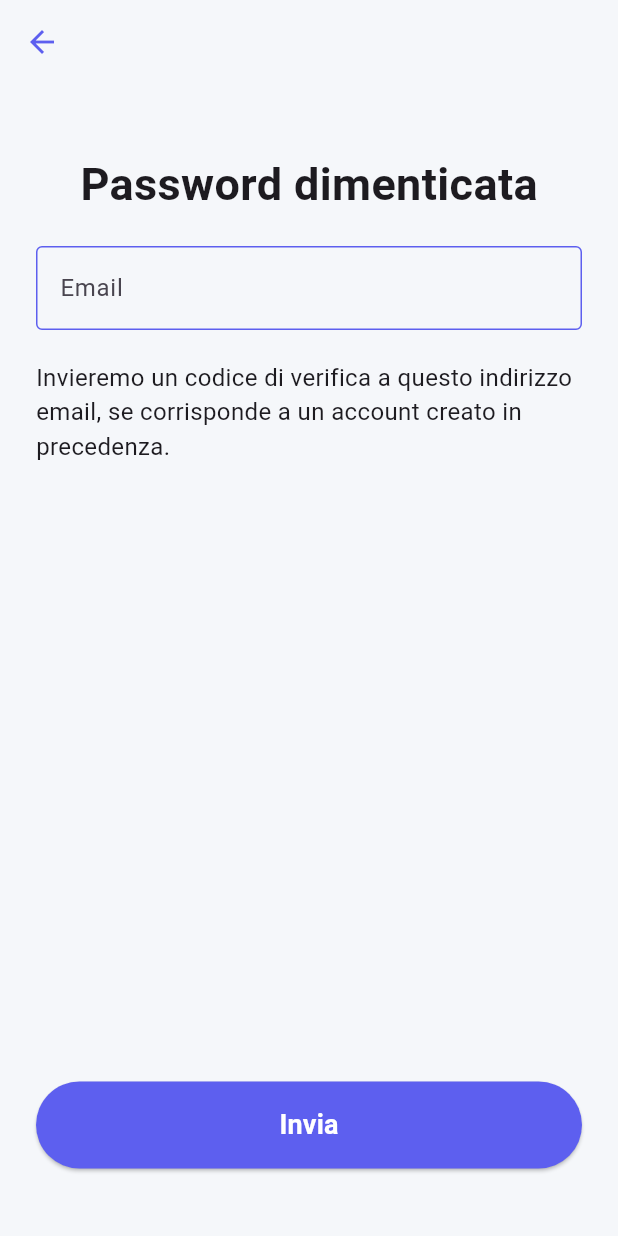
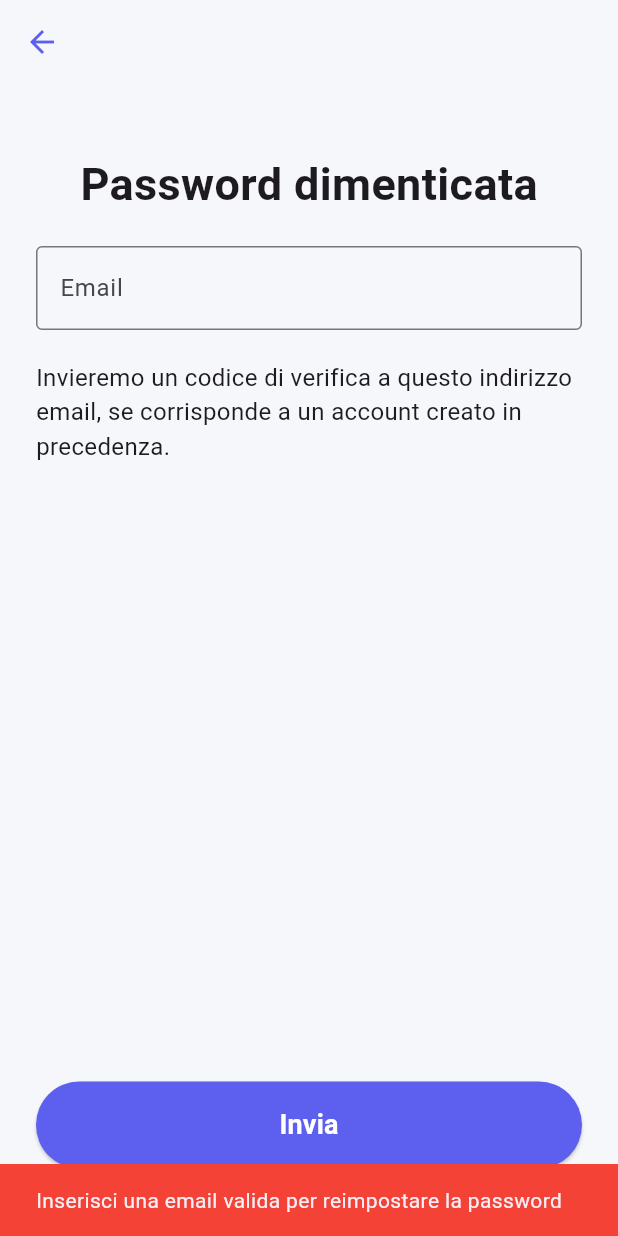
Before and after one commit to anish77/PharmaBox, a Flutter app: the ForgotPassword screen opened directly, after a tap on "Invia", on a phone screen of 412 x 824 dp. Run offline on Flutter 3.47's test engine with Material 3 defaults, Android fonts, the phone set to English and light mode, and no system bars; our stand-ins replace cloud_firestore, firebase_auth, firebase_core, flutter_riverpod, logger, toggle_switch; accounts and stored records are empty.

Commit message:
gestire il forgot password

```diff
--- a/lib/screens/forgot_password.dart
+++ b/lib/screens/forgot_password.dart
@@ -1,10 +1,93 @@
+import 'package:firebase_auth/firebase_auth.dart';
 import 'package:flutter/material.dart';
 import 'package:pharma_box/data/constants.dart';
 import 'package:pharma_box/widgets/custom_button.dart';
 import 'package:pharma_box/widgets/custom_text_form_field.dart';
 
-class ForgotPassword extends StatelessWidget {
+final _firebase = FirebaseAuth.instance;
+
+class ForgotPassword extends StatefulWidget {
   const ForgotPassword({super.key});
+
+  @override
+  State<ForgotPassword> createState() => _ForgotPasswordState();
+}
+
+class _ForgotPasswordState extends State<ForgotPassword> {
+  var _enteredEmail = '';
+
+  Future<bool> checkIfEmailExists(String email) async {
+    try {
+      // provo a creare un utente "finto"
+      final credential = await FirebaseAuth.instance
+          .createUserWithEmailAndPassword(
+            email: email,
+            password: "passwordFinta123!",
+          );
+
+      // se non lancia errore → l'email era libera, quindi elimino subito l'utente
+      await credential.user?.delete();
+      return false; // NON esisteva prima
+    } on FirebaseAuthException catch (e) {
+      if (e.code == 'email-already-in-use') {
+        return true; // esiste già
+      }
+      rethrow; // altri errori (tipo email non valida, ecc.)
+    }
+  }
+
+  void _resetPassword() async {
+    if (_enteredEmail.trim().isEmpty || !_enteredEmail.contains('@')) {
+      ScaffoldMessenger.of(context).showSnackBar(
+        const SnackBar(
+          content: Text(
+            "Inserisci una email valida per reimpostare la password",
+          ),
+          backgroundColor: Colors.red,
+        ),
+      );
+      return;
+    }
+
+    try {
+      if (await checkIfEmailExists(_enteredEmail)) {
+        await _firebase.sendPasswordResetEmail(email: _enteredEmail.trim());
+        // ignore: use_build_context_synchronously
+        ScaffoldMessenger.of(context).showSnackBar(
+          const SnackBar(
+            content: Text(
+              "Email di reset inviata! Controlla la tua casella di posta.",
+            ),
+            backgroundColor: Colors.green,
+            duration: Duration(seconds: 2),
+          ),
+        );
+
+        Future.delayed(const Duration(seconds: 3), () {
+          if (mounted) {
+            Navigator.pop(context);
+          }
+        });
+      } else {
+        // ignore: use_build_context_synchronously
+        ScaffoldMessenger.of(context).showSnackBar(
+          const SnackBar(
+            content: Text("Questa email non esiste"),
+            backgroundColor: Colors.red,
+          ),
+        );
+        return;
+      }
+    } on FirebaseAuthException catch (error) {
+      String message = "Errore durante il reset";
+      if (error.code == 'user-not-found') {
+        message = "Nessun utente trovato con questa email";
+      }
+      ScaffoldMessenger.of(context).showSnackBar(
+        SnackBar(content: Text(message), backgroundColor: Colors.red),
+      );
+    }
+  }
 
   @override
   Widget build(BuildContext context) {
@@ -17,22 +100,32 @@ class ForgotPassword extends StatelessWidget {
           children: [
             Padding(
               padding: const EdgeInsets.only(top: 45),
-              child: Text(kForgotPasswordTitle, style: TextStyle(fontWeight: FontWeight.bold, fontSize: 30)),
+              child: Text(
+                kForgotPasswordTitle,
+                style: TextStyle(fontWeight: FontWeight.bold, fontSize: 30),
+              ),
             ),
             const SizedBox(height: 20),
-            CustomTextFormField(label: "Email"),
+            CustomTextFormField(
+              label: "Email",
+              onChanged: (value) {
+                setState(() {
+                  _enteredEmail = value;
+                });
+              },
+            ),
             const SizedBox(height: 20),
             Text(kForgotPassword, style: TextStyle(fontSize: 16)),
-            // Questo Spacer spinge tutto in basso
             const Spacer(),
-
             Padding(
               padding: const EdgeInsets.only(bottom: 45),
               child: CustomButton(
                 title: "Invia",
                 titleColor: Colors.white,
                 backgroundColor: kPrimary,
-                onPressed: () {},
+                onPressed: () {
+                  _resetPassword();
+                },
               ),
             ),
           ],
--- a/lib/widgets/custom_text_form_field.dart
+++ b/lib/widgets/custom_text_form_field.dart
@@ -1,46 +1,35 @@
 import 'package:flutter/material.dart';
-import 'package:pharma_box/data/constants.dart';
 
 class CustomTextFormField extends StatelessWidget {
   final String label;
+  final bool obscureText;
   final TextInputType keyboardType;
-  final bool obscureText;
   final String? Function(String?)? validator;
   final void Function(String?)? onSaved;
+  final void Function(String)? onChanged;
 
   const CustomTextFormField({
     super.key,
     required this.label,
+    this.obscureText = false,
     this.keyboardType = TextInputType.text,
-    this.obscureText = false,
     this.validator,
     this.onSaved,
+    this.onChanged,
   });
 
   @override
   Widget build(BuildContext context) {
     return TextFormField(
+      obscureText: obscureText,
+      keyboardType: keyboardType,
+      validator: validator,
+      onSaved: onSaved,
+      onChanged: onChanged, // <-- aggiunto qui
       decoration: InputDecoration(
         labelText: label,
-        enabledBorder: const OutlineInputBorder(
-          borderSide: BorderSide(color: kPrimary),
-        ),
-        focusedBorder: const OutlineInputBorder(
-          borderSide: BorderSide(color: kPrimary),
-        ),
-        errorBorder: const OutlineInputBorder(
-          borderSide: BorderSide(color: Colors.red), // bordo rosso su errore
-        ),
-        focusedErrorBorder: const OutlineInputBorder(
-          borderSide: BorderSide(color: Colors.red),
-        ),
-        errorStyle: const TextStyle(color: Colors.red, fontSize: 14),
+        border: const OutlineInputBorder(),
       ),
-      keyboardType: keyboardType,
-      obscureText: obscureText,
-      autocorrect: false,
-      validator: validator,
-      onSaved: onSaved,
     );
   }
 }
```
